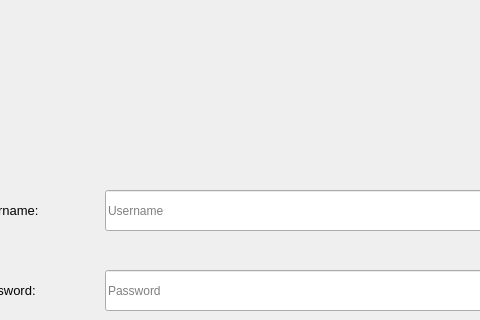
This is DuoiHinhBatChu_Frontend/login.ui in evmosss/Qt-DuoiHinhBatChu as Qt 5 draws it before an edit; both pictures show x 155 to 635 and y 0 to 320 of the 800 by 600 pixel window. The edited form follows.
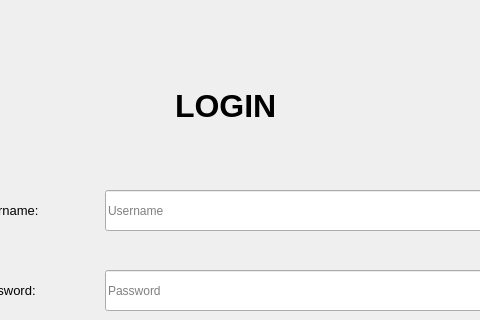
This is the edited form.

Diff of the .ui file:
```diff
--- a/DuoiHinhBatChu_Frontend/login.ui
+++ b/DuoiHinhBatChu_Frontend/login.ui
@@ -120,6 +120,26 @@
     <string>Password:</string>
    </property>
   </widget>
+  <widget class="QLabel" name="label_3">
+   <property name="geometry">
+    <rect>
+     <x>330</x>
+     <y>80</y>
+     <width>131</width>
+     <height>51</height>
+    </rect>
+   </property>
+   <property name="font">
+    <font>
+     <pointsize>24</pointsize>
+     <bold>true</bold>
+     <strikeout>false</strikeout>
+    </font>
+   </property>
+   <property name="text">
+    <string>LOGIN</string>
+   </property>
+  </widget>
  </widget>
  <resources/>
  <connections/>
```
Left out of the diff: 3 changed lines with no effect on the pictures.
